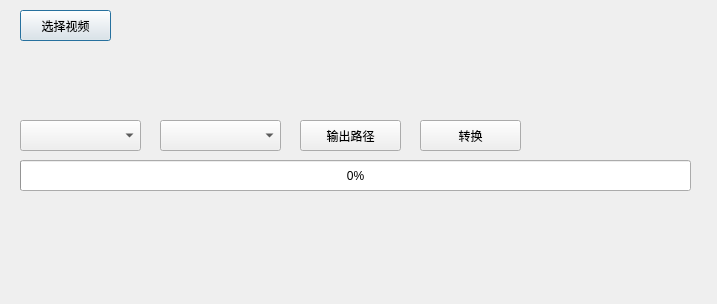
Above: VideoConversion.ui from 50th/video_conversion before the change. Below: the same form after it.
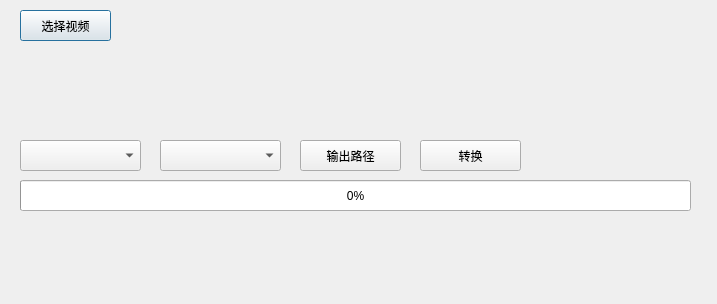
That is the form after the change.

What changed in the file:
```diff
--- a/VideoConversion.ui
+++ b/VideoConversion.ui
@@ -32,7 +32,7 @@
      <x>20</x>
      <y>60</y>
      <width>671</width>
-     <height>31</height>
+     <height>21</height>
     </rect>
    </property>
    <property name="text">
@@ -43,7 +43,7 @@
    <property name="geometry">
     <rect>
      <x>20</x>
-     <y>120</y>
+     <y>140</y>
      <width>121</width>
      <height>31</height>
     </rect>
@@ -53,7 +53,7 @@
    <property name="geometry">
     <rect>
      <x>160</x>
-     <y>120</y>
+     <y>140</y>
      <width>121</width>
      <height>31</height>
     </rect>
@@ -63,7 +63,7 @@
    <property name="geometry">
     <rect>
      <x>300</x>
-     <y>120</y>
+     <y>140</y>
      <width>101</width>
      <height>31</height>
     </rect>
@@ -76,7 +76,7 @@
    <property name="geometry">
     <rect>
      <x>420</x>
-     <y>120</y>
+     <y>140</y>
      <width>101</width>
      <height>31</height>
     </rect>
@@ -92,7 +92,7 @@
    <property name="geometry">
     <rect>
      <x>20</x>
-     <y>160</y>
+     <y>180</y>
      <width>671</width>
      <height>31</height>
     </rect>
@@ -107,6 +107,19 @@
     <bool>true</bool>
    </property>
   </widget>
+  <widget class="QLabel" name="video_info_label">
+   <property name="geometry">
+    <rect>
+     <x>20</x>
+     <y>90</y>
+     <width>671</width>
+     <height>21</height>
+    </rect>
+   </property>
+   <property name="text">
+    <string/>
+   </property>
+  </widget>
  </widget>
  <resources/>
  <connections/>
```
Left out of the diff: 2 changed lines with no effect on the pictures.
